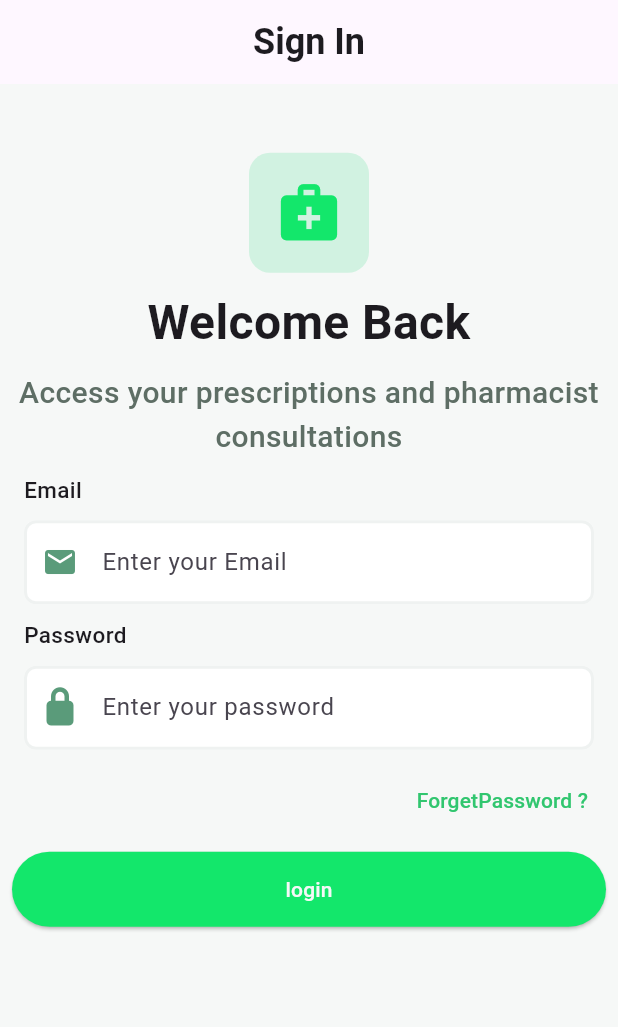
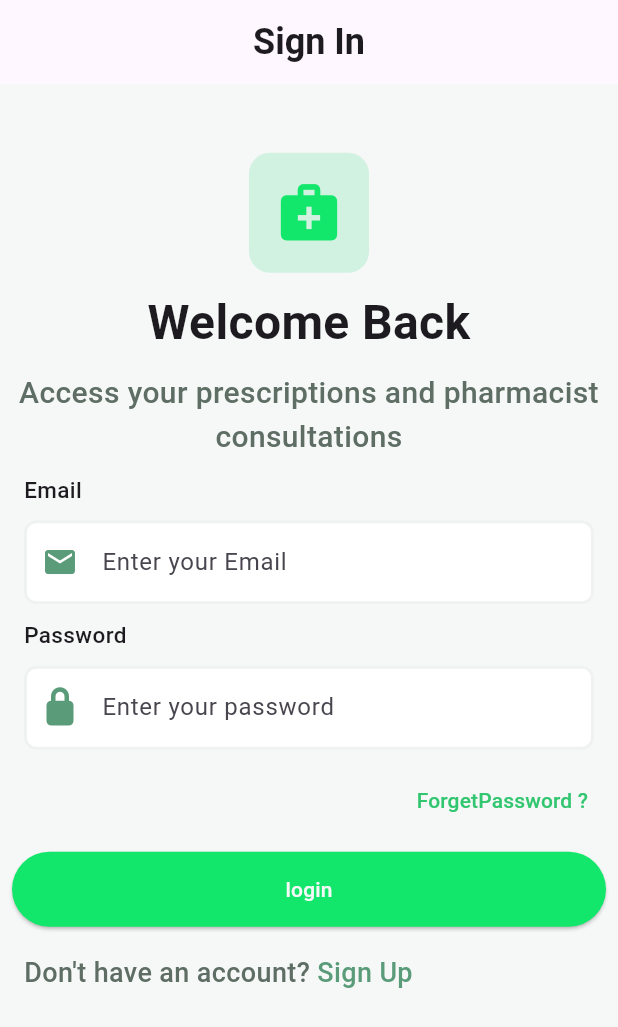
Before and after one commit to MohamedGamil13/Dawak, a Flutter app: the SignInScreen screen opened by its route, on a phone screen of 412 x 824 dp. Shown: the top 1027 px of the screen. Run offline on Flutter 3.47's test engine with Material 3 defaults, Android fonts, the phone set to English and light mode, and no system bars; our stand-ins replace bloc, dotted_border, flutter_bloc, flutter_screenutil, font_awesome_flutter, get_it and 4 more; accounts and stored records are empty.

Commit message:
feat : enhance confg

```diff
--- a/lib/features/auth/presentation/views/widgets/sign_in_screen_body.dart
+++ b/lib/features/auth/presentation/views/widgets/sign_in_screen_body.dart
@@ -5,6 +5,7 @@ import 'package:dawak/core/widgets/custom_button.dart';
 import 'package:dawak/core/widgets/custom_textfeild.dart';
 import 'package:dawak/core/widgets/sqaure_icon.dart';
 import 'package:dawak/generated/l10n.dart';
+import 'package:flutter/gestures.dart';
 import 'package:flutter/material.dart';
 import 'package:flutter_screenutil/flutter_screenutil.dart';
 import 'package:font_awesome_flutter/font_awesome_flutter.dart';
@@ -79,9 +80,30 @@ class SignInScreenBody extends StatelessWidget {
             ),
             CustomButton(
               onPressed: () {
-                context.goSignUp();
+                context.goHome();
               },
               text: S.of(context).login,
+            ),
+            Padding(
+              padding: const EdgeInsets.all(8.0),
+              child: Text.rich(
+                TextSpan(
+                  children: [
+                    TextSpan(
+                      text: "${S.of(context).dontHaveAccount} ",
+                      style: AppStyles.w500gray18,
+                    ),
+                    TextSpan(
+                      text: S.of(context).signUp,
+                      style: AppStyles.w500green18,
+                      recognizer: TapGestureRecognizer()
+                        ..onTap = () {
+                          context.goSignUp();
+                        },
+                    ),
+                  ],
+                ),
+              ),
             ),
           ],
         ),
--- a/lib/features/auth/presentation/views/widgets/sign_up_screen_body.dart
+++ b/lib/features/auth/presentation/views/widgets/sign_up_screen_body.dart
@@ -2,8 +2,8 @@ import 'package:dawak/core/routing/app_navigator.dart';
 import 'package:dawak/core/theme/colors/app_colors.dart';
 import 'package:dawak/core/theme/styles/app_styles.dart';
 import 'package:dawak/core/widgets/custom_button.dart';
+import 'package:dawak/core/widgets/custom_checkbox.dart';
 import 'package:dawak/core/widgets/custom_textfeild.dart';
-import 'package:dawak/features/auth/presentation/views/widgets/custom_checkbox.dart';
 import 'package:dawak/features/auth/presentation/views/widgets/custom_divider.dart';
 import 'package:dawak/features/auth/presentation/views/widgets/sign_in_mathods_row.dart';
 import 'package:dawak/generated/l10n.dart';
--- a/lib/l10n/intl_ar.arb
+++ b/lib/l10n/intl_ar.arb
@@ -57,5 +57,7 @@
   "biometricDescription": "يمكنك الوصول بسرعة وأمان إلى وصفاتك الطبية وسجلاتك الصحية واستشارات الصيدلي",
   "enableFaceId": "تفعيل بصمة الوجه",
   "usePasswordInstead": "استخدام كلمة المرور بدلاً من ذلك",
-  "security": "الأمان"
+  "security": "الأمان",
+  "dontHaveAccount": "ليس لديك حساب؟",
+  "signUp": "سجل الآن"
 }
--- a/lib/l10n/intl_en.arb
+++ b/lib/l10n/intl_en.arb
@@ -57,5 +57,7 @@
   "biometricDescription": "Quickly and securely access your prescriptions, medical records, and pharmacist consultations",
   "enableFaceId": "Enable Face ID",
   "usePasswordInstead": "Use Password Instead",
-  "security": "Security"
+  "security": "Security",
+  "dontHaveAccount": "Don't have an account?",
+  "signUp": "Sign Up"
 }
```
Also changed, not shown: lib/core/widgets/custom_checkbox.dart (renamed from lib/features/auth/presentation/views/widgets/custom_checkbox.dart), lib/generated/intl/messages_ar.dart, lib/generated/intl/messages_en.dart, lib/generated/l10n.dart.
